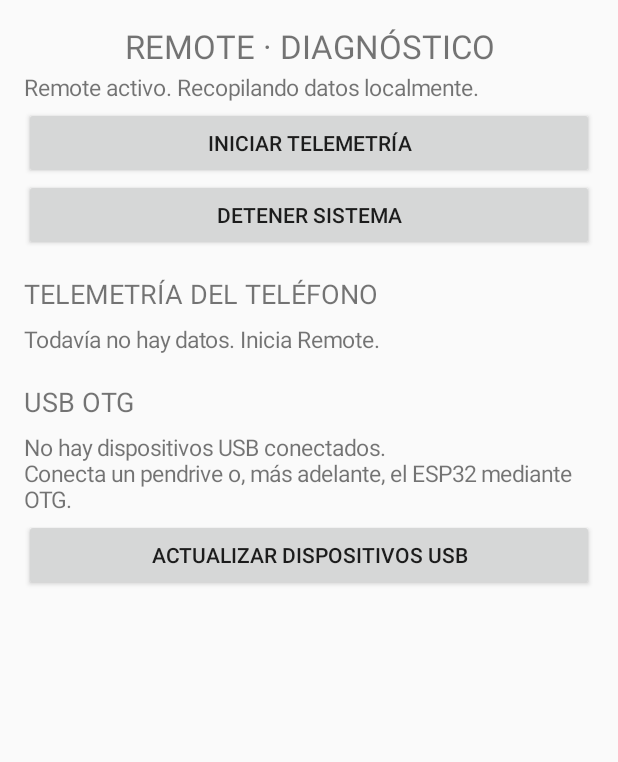
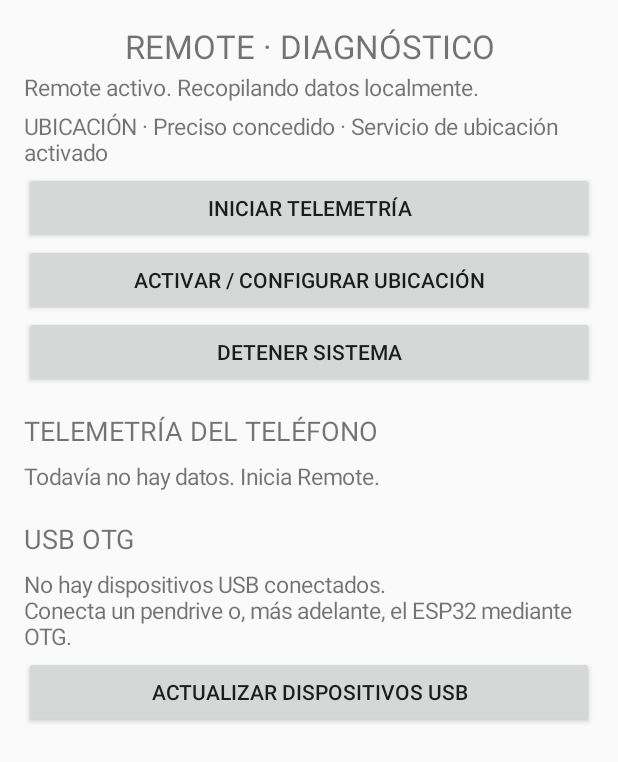
Before and after one commit to alex005alexr/Remote, an Android app: the screen it shows after launch (MainActivity), after a tap on "INICIAR TELEMETRÍA", on a phone screen of 412 x 824 dp. Shown: the top 762 px of the screen. Run offline under Robolectric (Android 15) with nearby library versions, the phone set to English and light mode, and no system bars.

Commit message:
fix(android): guide user to grant and enable GPS location

```diff
--- a/app/src/main/java/com/remote/onboard/MainActivity.kt
+++ b/app/src/main/java/com/remote/onboard/MainActivity.kt
@@ -2,14 +2,17 @@ package com.remote.onboard
 
 import android.Manifest
 import android.app.Activity
+import android.app.AlertDialog
 import android.content.BroadcastReceiver
 import android.content.Context
 import android.content.Intent
 import android.content.IntentFilter
 import android.content.pm.PackageManager
 import android.hardware.usb.UsbManager
+import android.location.LocationManager
 import android.os.Build
 import android.os.Bundle
+import android.provider.Settings
 import android.view.Gravity
 import android.widget.Button
 import android.widget.LinearLayout
@@ -23,6 +26,7 @@ class MainActivity : Activity() {
     private lateinit var telemetryView: TextView
     private lateinit var usbView: TextView
     private lateinit var statusView: TextView
+    private lateinit var locationStatusView: TextView
     private var receiverRegistered = false
 
     private val telemetryReceiver = object : BroadcastReceiver() {
@@ -40,17 +44,18 @@ class MainActivity : Activity() {
         telemetryView = sectionText("Todavía no hay datos. Inicia Remote.")
         usbView = sectionText("")
         statusView = sectionText("Remote detenido.")
+        locationStatusView = sectionText("")
 
         val startButton = Button(this).apply {
             text = "Iniciar telemetría"
             setOnClickListener {
                 requestNotificationPermissionIfNeeded()
-                if (hasLocationPermission()) startRemoteService()
-                else requestPermissions(
-                    arrayOf(Manifest.permission.ACCESS_FINE_LOCATION, Manifest.permission.ACCESS_COARSE_LOCATION),
-                    LOCATION_PERMISSION_REQUEST
-                )
+                beginStartup()
             }
+        }
+        val locationButton = Button(this).apply {
+            text = "Activar / configurar ubicación"
+            setOnClickListener { openLocationSettings() }
         }
         val stopButton = Button(this).apply {
             text = "Detener sistema"
@@ -73,7 +78,9 @@ class MainActivity : Activity() {
                 gravity = Gravity.CENTER
             })
             addView(statusView)
+            addView(locationStatusView)
             addView(startButton)
+            addView(locationButton)
             addView(stopButton)
             addView(TextView(this@MainActivity).apply {
                 text = "TELEMETRÍA DEL TELÉFONO"
@@ -91,6 +98,7 @@ class MainActivity : Activity() {
         }
         setContentView(ScrollView(this).apply { addView(root) })
         refreshUsbStatus()
+        refreshLocationStatus()
     }
 
     override fun onResume() {
@@ -106,6 +114,7 @@ class MainActivity : Activity() {
             receiverRegistered = true
         }
         refreshUsbStatus()
+        refreshLocationStatus()
     }
 
     override fun onPause() {
@@ -123,6 +132,50 @@ class MainActivity : Activity() {
         setPadding(0, 4, 0, 4)
     }
 
+    private fun beginStartup() {
+        if (!hasLocationPermission()) {
+            statusView.text = "Se necesita permiso de ubicación para obtener GPS. Puedes continuar usando los demás sensores."
+            requestPermissions(
+                arrayOf(Manifest.permission.ACCESS_FINE_LOCATION, Manifest.permission.ACCESS_COARSE_LOCATION),
+                LOCATION_PERMISSION_REQUEST
+            )
+            return
+        }
+        if (!isLocationEnabled()) {
+            AlertDialog.Builder(this)
+                .setTitle("Ubicación desactivada")
+                .setMessage("Remote tiene permiso, pero la ubicación del teléfono está apagada. Actívala para recibir GPS. Los demás sensores pueden funcionar sin GPS.")
+                .setPositiveButton("Activar ubicación") { _, _ -> openLocationSettings() }
+                .setNegativeButton("Continuar sin GPS") { _, _ -> startRemoteService() }
+                .show()
+            return
+        }
+        startRemoteService()
+    }
+
+    private fun isLocationEnabled(): Boolean {
+        val manager = getSystemService(Context.LOCATION_SERVICE) as LocationManager
+        return if (Build.VERSION.SDK_INT >= Build.VERSION_CODES.P) manager.isLocationEnabled
+        else manager.isProviderEnabled(LocationManager.GPS_PROVIDER) ||
+            manager.isProviderEnabled(LocationManager.NETWORK_PROVIDER)
+    }
+
+    private fun openLocationSettings() {
+        startActivity(Intent(Settings.ACTION_LOCATION_SOURCE_SETTINGS))
+    }
+
+    private fun refreshLocationStatus() {
+        val permission = when {
+            ContextCompat.checkSelfPermission(this, Manifest.permission.ACCESS_FINE_LOCATION) == PackageManager.PERMISSION_GRANTED ->
+                "Preciso concedido"
+            ContextCompat.checkSelfPermission(this, Manifest.permission.ACCESS_COARSE_LOCATION) == PackageManager.PERMISSION_GRANTED ->
+                "Aproximado concedido"
+            else -> "Permiso pendiente"
+        }
+        val enabled = isLocationEnabled()
+        locationStatusView.text = "UBICACIÓN · $permission · " +
+            if (enabled) "Servicio de ubicación activado" else "Servicio de ubicación DESACTIVADO"
+    }
     private fun hasLocationPermission(): Boolean =
         ContextCompat.checkSelfPermission(this, Manifest.permission.ACCESS_FINE_LOCATION) == PackageManager.PERMISSION_GRANTED ||
         ContextCompat.checkSelfPermission(this, Manifest.permission.ACCESS_COARSE_LOCATION) == PackageManager.PERMISSION_GRANTED
@@ -135,8 +188,22 @@ class MainActivity : Activity() {
     override fun onRequestPermissionsResult(requestCode: Int, permissions: Array<out String>, grantResults: IntArray) {
         super.onRequestPermissionsResult(requestCode, permissions, grantResults)
         if (requestCode == LOCATION_PERMISSION_REQUEST) {
-            startRemoteService()
-            if (!hasLocationPermission()) statusView.text = "Remote activo. GPS sin permiso; sensores disponibles."
+            refreshLocationStatus()
+            if (hasLocationPermission()) {
+                if (isLocationEnabled()) startRemoteService()
+                else {
+                    statusView.text = "Permiso concedido. Activa la ubicación para recibir GPS."
+                    AlertDialog.Builder(this)
+                        .setTitle("Activa la ubicación")
+                        .setMessage("El permiso fue concedido, pero el servicio de ubicación está apagado.")
+                        .setPositiveButton("Abrir ajustes") { _, _ -> openLocationSettings() }
+                        .setNegativeButton("Ahora no") { _, _ -> startRemoteService() }
+                        .show()
+                }
+            } else {
+                startRemoteService()
+                statusView.text = "Remote activo. GPS sin permiso; sensores disponibles."
+            }
         }
     }
 
```
